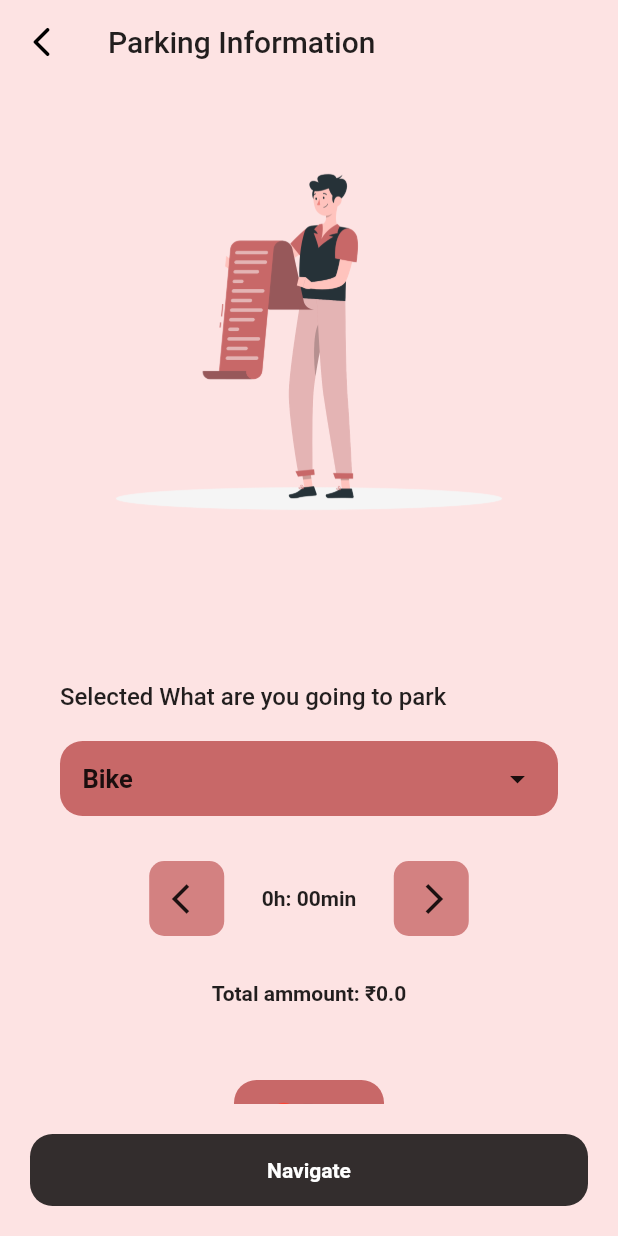
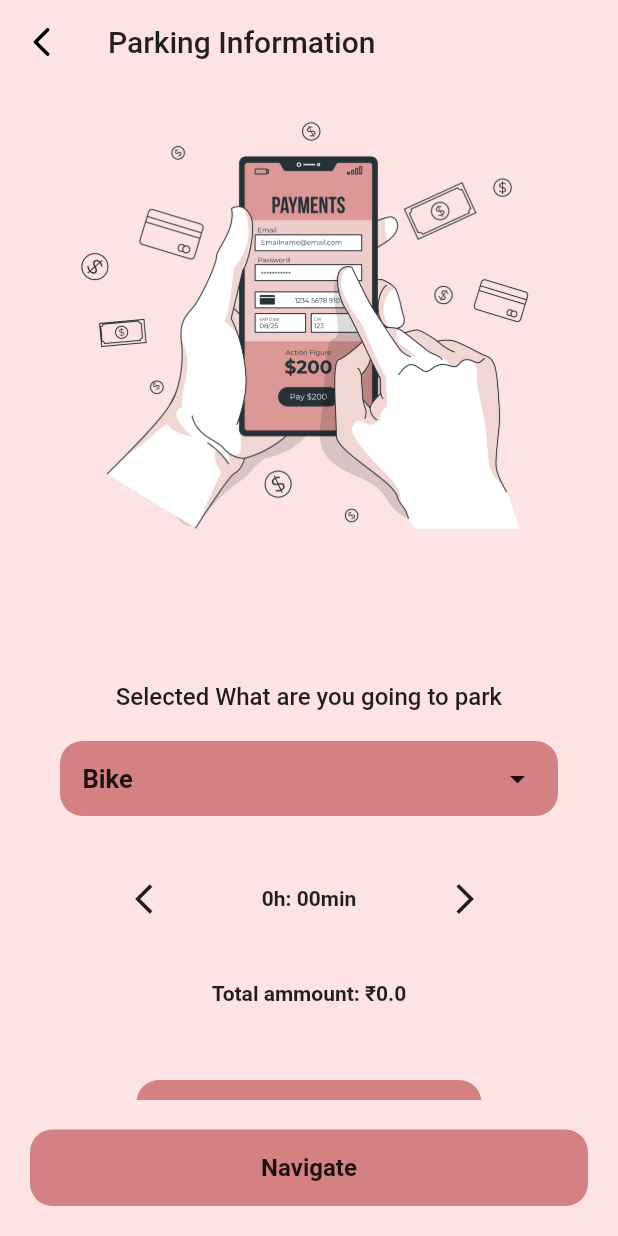
Before and after one commit to dhiyanesh-cyber/car-parking, a Flutter app: the DisplayParkingDataPage screen opened directly with empty values, after a tap on "Navigate", on a phone screen of 412 x 824 dp. Run offline on Flutter 3.47's test engine with Material 2 defaults, Android fonts, the phone set to English and light mode, and no system bars; our stand-ins replace cloud_firestore, firebase_auth, firebase_core, firebase_storage, geolocator, google_maps_flutter and 5 more; missing offline and left inert: android_intent_plus, flutter_polyline_points; accounts and stored records are empty.

Commit message:
map navigation

```diff
--- a/lib/main.dart
+++ b/lib/main.dart
@@ -1,7 +1,7 @@
 import 'package:firebase_auth/firebase_auth.dart';
 import 'package:flutter/material.dart';
-import 'package:mapsss/presentation/screens/common/nav_bar/nav_bar.dart';
-import 'package:mapsss/presentation/screens/home/welcome_page.dart';
+import 'package:ParkMe/presentation/screens/common/nav_bar/nav_bar.dart';
+import 'package:ParkMe/presentation/screens/home/welcome_page.dart';
 import 'presentation/screens/display_parking_details/DisplayParkingData_page.dart';
 import 'presentation/screens/parking_details_form/ParkingForm_page.dart';
 import 'presentation/screens/settings/settings_page.dart';
--- a/lib/presentation/Func/parking_dialog.dart
+++ b/lib/presentation/Func/parking_dialog.dart
@@ -1,7 +1,7 @@
 import 'package:flutter/material.dart';
 import 'package:geolocator/geolocator.dart';
 import 'package:google_maps_flutter/google_maps_flutter.dart';
-import 'package:mapsss/presentation/colors/colors.dart';
+import 'package:ParkMe/presentation/colors/colors.dart';
 
 class ParkingDialog {
   // Method to show the parking list dialog with sorted parking locations
--- a/lib/presentation/screens/about/about.dart
+++ b/lib/presentation/screens/about/about.dart
@@ -1,5 +1,5 @@
 import 'package:flutter/material.dart';
-import 'package:mapsss/presentation/colors/colors.dart';
+import 'package:ParkMe/presentation/colors/colors.dart';
 
 
 class AboutPage extends StatelessWidget {
--- a/lib/presentation/screens/display_parking_details/DisplayParkingData_page.dart
+++ b/lib/presentation/screens/display_parking_details/DisplayParkingData_page.dart
@@ -1,8 +1,8 @@
 import 'package:flutter/material.dart';
 import 'package:cloud_firestore/cloud_firestore.dart';
-import 'package:mapsss/presentation/screens/map_view/parking_map_view.dart';
-import 'package:mapsss/presentation/screens/settings/settings_page.dart';
-import 'package:mapsss/presentation/screens/home/simple_starting_screen.dart';
+import 'package:ParkMe/presentation/screens/map_view/parking_map_view.dart';
+import 'package:ParkMe/presentation/screens/settings/settings_page.dart';
+import 'package:ParkMe/presentation/screens/home/simple_starting_screen.dart';
 import '../parking_Details/details_page.dart';
 import '../../common/nav_animation/navigateWithAnimation.dart'; // Import the DetailsPage
 
--- a/lib/presentation/screens/display_parking_details/display_parking_data_page.dart
+++ b/lib/presentation/screens/display_parking_details/display_parking_data_page.dart
@@ -1,8 +1,11 @@
+import 'dart:ui';
+
 import 'package:flutter/material.dart';
 import 'package:google_maps_flutter/google_maps_flutter.dart';
-import 'package:mapsss/presentation/colors/colors.dart';
+import 'package:ParkMe/presentation/colors/colors.dart';
 import 'package:url_launcher/url_launcher.dart';
 import 'package:android_intent_plus/android_intent.dart';
+import 'package:geolocator/geolocator.dart';
 
 class DisplayParkingDataPage extends StatefulWidget {
   final String parkingName;
@@ -48,25 +51,29 @@ class _DisplayParkingDataPageState extends State<DisplayParkingDataPage> {
           child: Column(
             crossAxisAlignment: CrossAxisAlignment.start,
             children: [
-              Image.asset('assets/info.png'),
+              Image.asset('assets/payment.png'),
               const SizedBox(
                 height: 20,
               ),
-              Text(
+              Center(
+                child: Text(
                   widget.parkingName,
                   style: const TextStyle(
                     fontSize: 19,
                     fontWeight: FontWeight.w700,
                   ),
                 ),
-              const SizedBox(
+              ),
+              SizedBox(
                 height: 25,
               ),
-              const Text(
+              Center(
+                child: Text(
                   "Selected What are you going to park",
                   style: TextStyle(fontSize: 16, fontWeight: FontWeight.w500),
                 ),
-              const SizedBox(
+              ),
+              SizedBox(
                 height: 20,
               ),
               Container(
@@ -77,7 +84,7 @@ class _DisplayParkingDataPageState extends State<DisplayParkingDataPage> {
                     borderRadius: BorderRadius.circular(
                       15,
                     ),
-                    color: Color(0xFFc86868)),
+                    color: Color(0xFFc86868).withOpacity(.8)),
                 child: DropdownButtonHideUnderline(
                   child: DropdownButton(
                     iconEnabledColor: Colors.black87,
@@ -122,13 +129,13 @@ class _DisplayParkingDataPageState extends State<DisplayParkingDataPage> {
                     },
                     child: Container(
                       height: 50,
-                      width: 50,
+                      width: 95,
                       padding: const EdgeInsets.symmetric(horizontal: 15),
                       decoration: BoxDecoration(
                           borderRadius: BorderRadius.circular(
                             10,
                           ),
-                          color: Color(0xFFc86868).withOpacity(.8)),
+                          color: Color(0xFFc86868).withOpacity(.0)),
                       child: const Center(child: Icon(Icons.arrow_back_ios)),
                     ),
                   ),
@@ -151,13 +158,13 @@ class _DisplayParkingDataPageState extends State<DisplayParkingDataPage> {
                     },
                     child: Container(
                       height: 50,
-                      width: 50,
+                      width: 95,
                       padding: const EdgeInsets.symmetric(horizontal: 15),
                       decoration: BoxDecoration(
                           borderRadius: BorderRadius.circular(
                             10,
                           ),
-                          color: const Color(0xFFc86868).withOpacity(.8)),
+                          color: const Color(0xFFc86868).withOpacity(0)),
                       child: const Center(child: Icon(Icons.arrow_forward_ios)),
                     ),
                   ),
@@ -184,31 +191,32 @@ class _DisplayParkingDataPageState extends State<DisplayParkingDataPage> {
                       },
                       child: Container(
                         height: 50,
-                        width: 100,
+                        width: 230,
                         padding: const EdgeInsets.symmetric(horizontal: 15),
                         decoration: BoxDecoration(
-                            borderRadius: BorderRadius.circular(
-                              15,
+                            borderRadius: BorderRadius.circular(15,),
+                            color: Color(0xFFc86868).withOpacity(0.8)
                             ),
-                            color: const Color(0xFFc86868)),
                         child: Center(child: Image.asset('assets/google-pay.png')),
                       ),
                     ),
                   ],
                 ),
               ),
+              SizedBox(height: 30,)
             ],
           ),
         ),
       ),
-      bottomNavigationBar: Padding(
+      bottomNavigationBar: Container(
+
         padding: const EdgeInsets.all(20.0),
         child: ElevatedButton(
           onPressed: () {
             openGoogleMapsNavigation();
           },
           style: ElevatedButton.styleFrom(
-            primary: Colors.black.withOpacity(0.8),
+            backgroundColor: Color(0xFFc86868).withOpacity(0.8),
             elevation: 0,
             shape: RoundedRectangleBorder(borderRadius: BorderRadius.circular(15)),
           ),
@@ -217,7 +225,8 @@ class _DisplayParkingDataPageState extends State<DisplayParkingDataPage> {
             child: Text(
               'Navigate',
               style: TextStyle(
-                color: Colors.white,
+                fontSize: 16,
+                color: Colors.black87,
                 fontWeight: FontWeight.bold,
               ),
             ),
@@ -228,9 +237,14 @@ class _DisplayParkingDataPageState extends State<DisplayParkingDataPage> {
   }
 
   void openGoogleMapsNavigation() async {
+
+    Position position = await Geolocator.getCurrentPosition(
+      desiredAccuracy: LocationAccuracy.high,
+    );
+
     // Construct the Google Maps URL with the selected parking location and the current location
     String parkingLocation = '${widget.location.latitude},${widget.location.longitude}';
-    String currentLocation = 'your_current_latitude,your_current_longitude'; // Replace with the actual current location
+    String currentLocation =  '${position.latitude},${position.longitude}'; // Replace with the actual current location
 
     String url = 'https://www.google.com/maps/dir/?api=1&destination=$parkingLocation&origin=$currentLocation&travelmode=driving';
 
--- a/lib/presentation/screens/parking_Details/details_page.dart
+++ b/lib/presentation/screens/parking_Details/details_page.dart
@@ -1,7 +1,7 @@
 import 'package:flutter/material.dart';
-import 'package:mapsss/presentation/screens/map_view/parking_map_view.dart';
-import 'package:mapsss/presentation/screens/settings/settings_page.dart';
-import 'package:mapsss/presentation/screens/home/simple_starting_screen.dart';
+import 'package:ParkMe/presentation/screens/map_view/parking_map_view.dart';
+import 'package:ParkMe/presentation/screens/settings/settings_page.dart';
+import 'package:ParkMe/presentation/screens/home/simple_starting_screen.dart';
 
 import '../../common/nav_animation/navigateWithAnimation.dart';
 
--- a/lib/presentation/screens/parking_details_form/ParkingForm_page.dart
+++ b/lib/presentation/screens/parking_details_form/ParkingForm_page.dart
@@ -5,7 +5,7 @@ import 'package:image_picker/image_picker.dart';
 import 'package:cloud_firestore/cloud_firestore.dart';
 import 'package:location/location.dart';
 import 'package:geolocator/geolocator.dart';
-import 'package:mapsss/presentation/colors/colors.dart';
+import 'package:ParkMe/presentation/colors/colors.dart';
 
 class FormPage extends StatefulWidget {
   @override
--- a/lib/presentation/screens/profile/user_profile.dart
+++ b/lib/presentation/screens/profile/user_profile.dart
@@ -1,7 +1,7 @@
 import 'package:flutter/material.dart';
 import 'package:firebase_auth/firebase_auth.dart';
 import 'package:cloud_firestore/cloud_firestore.dart';
-import 'package:mapsss/presentation/colors/colors.dart';
+import 'package:ParkMe/presentation/colors/colors.dart';
 class UserProfilePage extends StatefulWidget {
   @override
   _UserProfilePageState createState() => _UserProfilePageState();
--- a/pubspec.yaml
+++ b/pubspec.yaml
@@ -1,4 +1,4 @@
-name: mapsss
+name: ParkMe
 description: A new Flutter project.
 # The following line prevents the package from being accidentally published to
 # pub.dev using `flutter pub publish`. This is preferred for private packages.
@@ -116,6 +116,7 @@ flutter:
      - assets/google-pay-icon.png
      - assets/google-pay.png
      - assets/info.png
+     - assets/payment.png
 
 
   #   - images/a_dot_ham.jpeg
```
Also changed, not shown: lib/presentation/auth/login_page.dart (+8 -10 lines), lib/presentation/screens/common/nav_bar/nav_bar.dart (+4 -4 lines), lib/presentation/screens/home/simple_starting_screen.dart (+4 -4 lines), lib/presentation/screens/map_view/parking_map_view.dart (+5 -5 lines), lib/presentation/screens/search/search.dart (renamed from lib/presentation/screens/map_view/test_map.dart, +14 -7 lines), lib/presentation/screens/settings/settings_page.dart (+5 -5 lines), assets/payment.png (added), 2 other files. Lines whose indentation alone changed are shown as unchanged.
